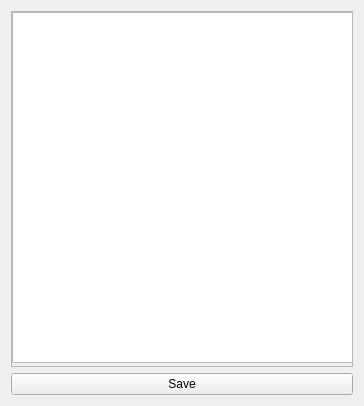
Qt form src/3rdparty/applications/getcal/calsettings.ui (Trim/qtmoko) before a commit.
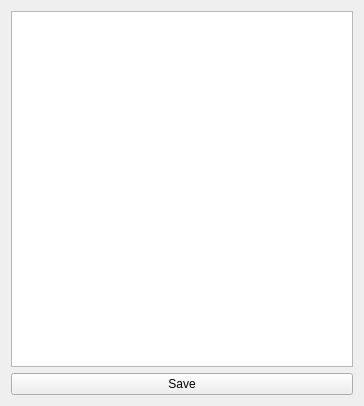
The same form after that commit.

Commit message: Simplifies GUI : we don't need scroll area with QListWidget

Diff of the .ui file:
```diff
--- a/src/3rdparty/applications/getcal/calsettings.ui
+++ b/src/3rdparty/applications/getcal/calsettings.ui
@@ -32,45 +32,13 @@
       <enum>QLayout::SetDefaultConstraint</enum>
      </property>
      <item>
-      <widget class="QScrollArea" name="scrollServers">
-       <property name="widgetResizable">
-        <bool>true</bool>
+      <widget class="QListWidget" name="serverList">
+       <property name="sizePolicy">
+        <sizepolicy hsizetype="Expanding" vsizetype="Expanding">
+         <horstretch>1</horstretch>
+         <verstretch>1</verstretch>
+        </sizepolicy>
        </property>
-       <widget class="QWidget" name="scrollServersContent">
-        <property name="geometry">
-         <rect>
-          <x>0</x>
-          <y>0</y>
-          <width>338</width>
-          <height>345</height>
-         </rect>
-        </property>
-        <widget class="QListWidget" name="serverList">
-         <property name="geometry">
-          <rect>
-           <x>0</x>
-           <y>0</y>
-           <width>341</width>
-           <height>351</height>
-          </rect>
-         </property>
-         <property name="sizePolicy">
-          <sizepolicy hsizetype="Maximum" vsizetype="Maximum">
-           <horstretch>0</horstretch>
-           <verstretch>0</verstretch>
-          </sizepolicy>
-         </property>
-         <property name="gridSize">
-          <size>
-           <width>0</width>
-           <height>0</height>
-          </size>
-         </property>
-         <property name="uniformItemSizes">
-          <bool>false</bool>
-         </property>
-        </widget>
-       </widget>
       </widget>
      </item>
      <item>
```
The commit also changes 1 other file.
